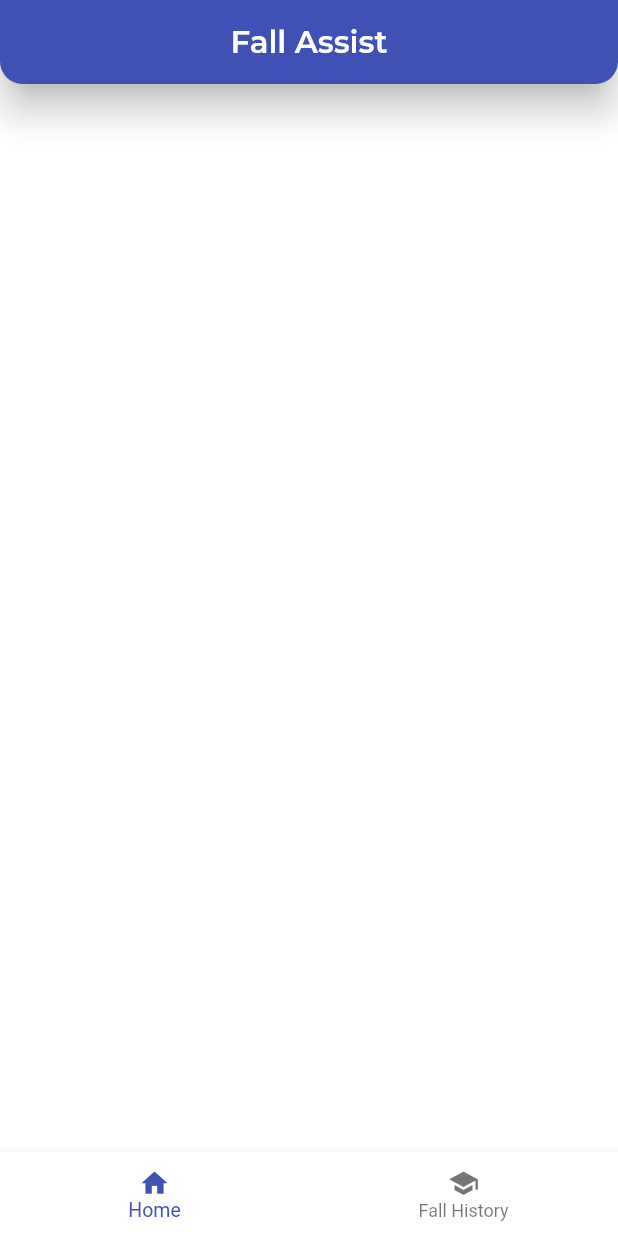
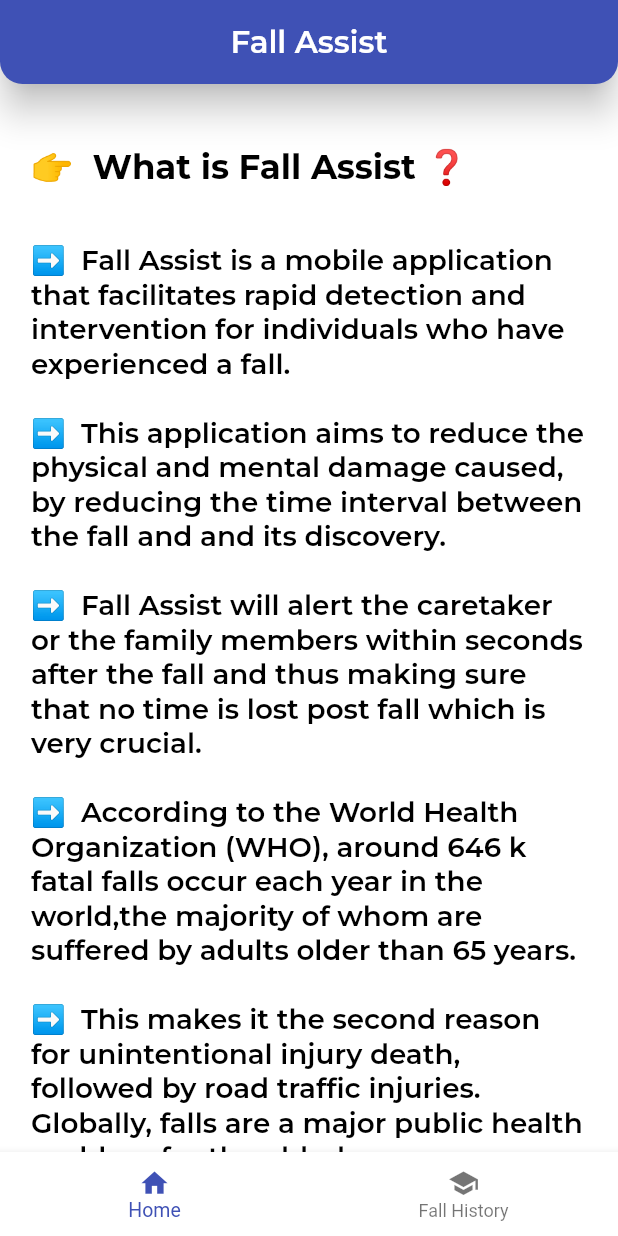
Before and after one commit to detect-fall/eldet, a Flutter app: the screen it shows after launch, on a phone screen of 412 x 824 dp. Run offline on Flutter 3.47's test engine with Material 2 defaults, Android fonts, the phone set to English and light mode, and no system bars; our stand-ins replace firebase_core, firebase_database, firebase_messaging, flutter_local_notifications, google_fonts; missing offline and left inert: maps_launcher; accounts and stored records are empty.

```diff
--- a/eldet-firebasestreamdone/fall_assist/lib/screens/home_page.dart
+++ b/eldet-firebasestreamdone/fall_assist/lib/screens/home_page.dart
@@ -1,4 +1,5 @@
 import 'package:fall_assist/screens/fall_history.dart';
+import 'package:fall_assist/util/size_config.dart';
 import 'package:firebase_messaging/firebase_messaging.dart';
 import 'package:flutter/material.dart';
 import 'package:flutter/services.dart';
@@ -39,8 +40,10 @@
 
   @override
   Widget build(BuildContext context) {
-    SystemChrome.setSystemUIOverlayStyle(
-        SystemUiOverlayStyle(statusBarColor: Colors.indigo));
+    SystemChrome.setSystemUIOverlayStyle(SystemUiOverlayStyle(
+      statusBarColor: Colors.indigo,
+    ));
+    SizeConfig().init(context);
     return SafeArea(
       child: Scaffold(
         backgroundColor: Colors.white,
@@ -62,7 +65,86 @@
             ),
           ),
         ),
-        body: Container(),
+        body: SingleChildScrollView(
+          physics: ScrollPhysics(parent: BouncingScrollPhysics()),
+          child: Column(
+            crossAxisAlignment: CrossAxisAlignment.start,
+            children: [
+              SizedBox(
+                height: MediaQuery.of(context).size.height * 0.05,
+              ),
+              Container(
+                padding: EdgeInsets.only(
+                    left: MediaQuery.of(context).size.width * 0.05,
+                    right: MediaQuery.of(context).size.width * 0.05),
+                child: Text(
+                  '👉  What is Fall Assist ❓',
+                  style: GoogleFonts.montserrat(
+                      fontWeight: FontWeight.bold,
+                      color: Colors.black,
+                      fontSize: SizeConfig.safeBlockHorizontal * 5.5),
+                ),
+              ),
+              SizedBox(
+                height: MediaQuery.of(context).size.height * 0.045,
+              ),
+              Container(
+                padding: EdgeInsets.only(
+                    left: MediaQuery.of(context).size.width * 0.05,
+                    right: MediaQuery.of(context).size.width * 0.05),
+                child: RichText(
+                  text: TextSpan(
+                    children: <TextSpan>[
+                      TextSpan(
+                        text:
+                            '➡  Fall Assist is a mobile application that facilitates rapid detection and intervention for individuals who have experienced a fall. \n \n',
+                        style: GoogleFonts.montserrat(
+                            fontSize: SizeConfig.safeBlockHorizontal * 4.5,
+                            fontWeight: FontWeight.w600,
+                            color: Colors.black),
+                      ),
+                      TextSpan(
+                        text:
+                            '➡  This application aims to reduce the physical and mental damage caused, by reducing the time interval between the fall and and its discovery. \n \n',
+                        style: GoogleFonts.montserrat(
+                            fontSize: SizeConfig.safeBlockHorizontal * 4.5,
+                            fontWeight: FontWeight.w600,
+                            color: Colors.black),
+                      ),
+                      TextSpan(
+                        text:
+                            '➡  Fall Assist will alert the caretaker or the family members within seconds after the fall and thus making sure that no time is lost post fall which is very crucial. \n \n',
+                        style: GoogleFonts.montserrat(
+                            fontSize: SizeConfig.safeBlockHorizontal * 4.5,
+                            fontWeight: FontWeight.w600,
+                            color: Colors.black),
+                      ),
+                      TextSpan(
+                        text:
+                            '➡  According to the World Health Organization (WHO), around 646 k fatal falls occur each year in the world,the majority of whom are suffered by adults older than 65 years. \n \n',
+                        style: GoogleFonts.montserrat(
+                            fontSize: SizeConfig.safeBlockHorizontal * 4.5,
+                            fontWeight: FontWeight.w600,
+                            color: Colors.black),
+                      ),
+                      TextSpan(
+                        text:
+                            '➡  This makes it the second reason for unintentional injury death, followed by road traffic injuries. Globally, falls are a major public health problem for the elderly. \n \n',
+                        style: GoogleFonts.montserrat(
+                            fontSize: SizeConfig.safeBlockHorizontal * 4.5,
+                            fontWeight: FontWeight.w600,
+                            color: Colors.black),
+                      ),
+                    ],
+                  ),
+                ),
+              ),
+              SizedBox(
+                height: MediaQuery.of(context).size.height * 0.075,
+              ),
+            ],
+          ),
+        ),
       ),
     );
   }
--- a/eldet-firebasestreamdone/fall_assist/pubspec.yaml
+++ b/eldet-firebasestreamdone/fall_assist/pubspec.yaml
@@ -19,6 +19,7 @@
   firebase_messaging:
   firebase_database:
   flutter_local_notifications:
+  maps_launcher:
 dev_dependencies:
   flutter_test:
     sdk: flutter
```
Also changed, not shown: eldet-firebasestreamdone/fall_assist/lib/screens/fall_history.dart (+53 -82 lines), eldet-firebasestreamdone/fall_assist/pubspec.lock.
